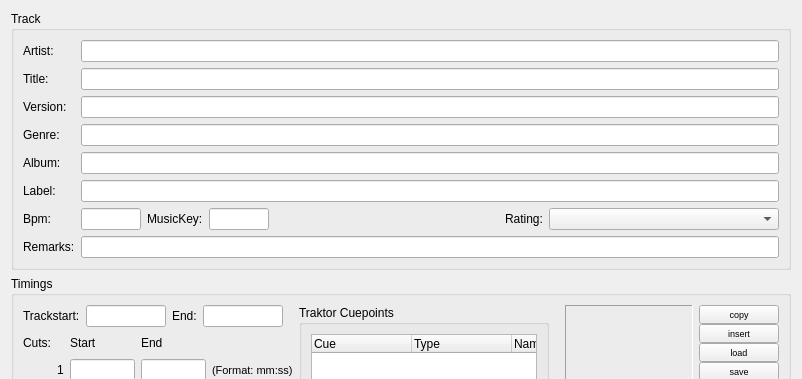
First picture: the form in src/playlist/playlistedit.ui, repository pfedick/winmusik, before the edit; both pictures show x 0 to 802 and y 0 to 379 of the 802 by 544 pixel window.
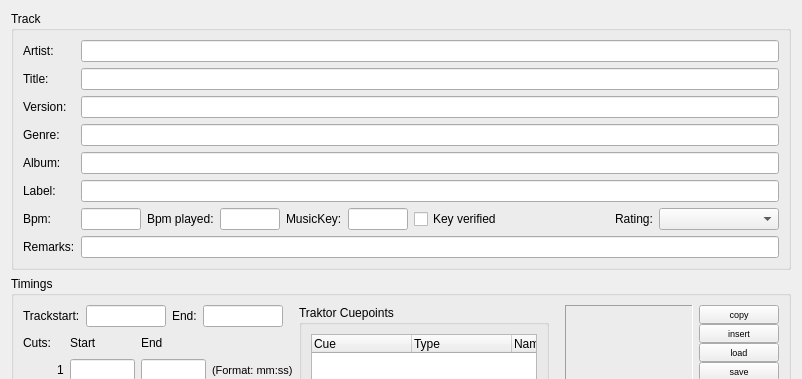
Second picture: the form after the edit. Icons and pictures are not drawn.

Commit message: Neue Werte in der Playlist: - musicKey verified - bpmPlayed

```diff
--- a/src/playlist/playlistedit.ui
+++ b/src/playlist/playlistedit.ui
@@ -107,6 +107,23 @@
             </property>
            </widget>
           </item>
+          <item>
+           <widget class="QLabel" name="label_24">
+            <property name="text">
+             <string>Bpm played:</string>
+            </property>
+           </widget>
+          </item>
+          <item>
+           <widget class="QLineEdit" name="bpmPlayed">
+            <property name="maximumSize">
+             <size>
+              <width>60</width>
+              <height>16777215</height>
+             </size>
+            </property>
+           </widget>
+          </item>
           <item>
            <widget class="QLabel" name="label_8">
             <property name="text">
@@ -124,6 +141,13 @@
             </property>
            </widget>
           </item>
+          <item>
+           <widget class="QCheckBox" name="keyVerified">
+            <property name="text">
+             <string>Key verified</string>
+            </property>
+           </widget>
+          </item>
           <item>
            <spacer name="horizontalSpacer">
             <property name="orientation">
```
The commit also changes 4 other files.
